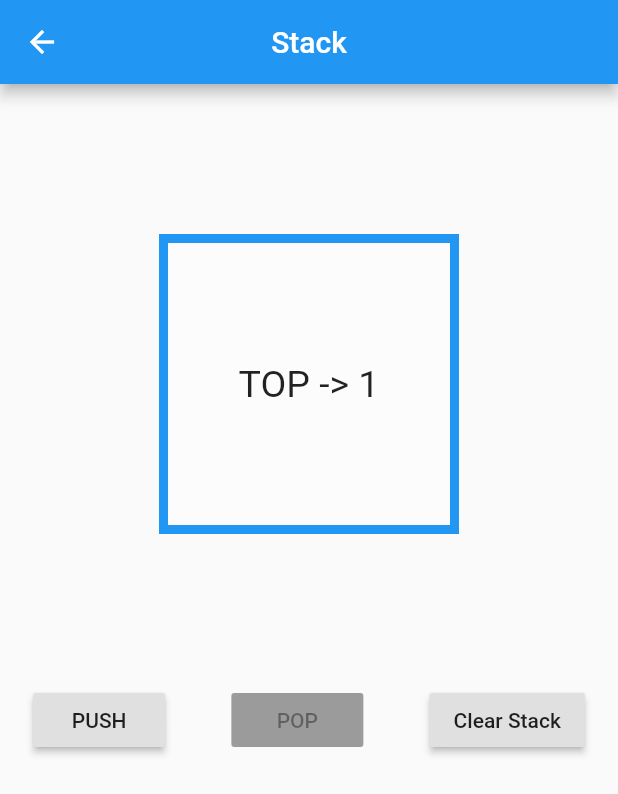
After one commit to parthsarthibissa/data_structures, a Flutter app: the WorkingScreen screen opened by its route, after a tap on "PUSH", on a phone screen of 412 x 824 dp. The commit adds this screen. Shown: the top 794 px of the screen. Run offline on Flutter 3.47's test engine with Material 2 defaults, Android fonts, the phone set to English and light mode, and no system bars.

Commit message:
Stack And Structure

```diff
--- a/assets/stack.txt
+++ /dev/null
@@ -1 +0,0 @@
-Stack Data Structure is widely used and is one of the most liked data structure.
--- /dev/null
+++ b/lib/components/working.dart
@@ -0,0 +1,117 @@
+import 'dart:collection';
+
+import 'package:flutter/material.dart';
+import 'package:flutter/rendering.dart';
+
+class WorkingScreen extends StatefulWidget {
+  @override
+  _WorkingScreenState createState() => _WorkingScreenState();
+}
+
+class _WorkingScreenState extends State<WorkingScreen> {
+  int c = 1;
+  TextEditingController controller;
+  bool popenable = false;
+  bool pushenable = true;
+  final s = Queue<dynamic>();
+  int top;
+
+  void initState() {
+    super.initState();
+    top = -1;
+    popenable = false;
+    pushenable = true;
+  }
+
+  int push(int a) {
+    s.add(a);
+    print(s);
+    setState(() {
+      top = a;
+      c = c + 1;
+      if (s.length == 5) {
+        pushenable = false;
+      }
+      if (top != 1) {
+        popenable = true;
+      }
+    });
+    print(c);
+    return top;
+  }
+
+  int pop() {
+    s.removeLast();
+    setState(() {
+      top = s.last;
+      pushenable = true;
+      if (top == -1 || top == 1) {
+        popenable = false;
+        c = 2;
+      }
+      print(s);
+    });
+    return top;
+  }
+
+  int clearStack() {
+    s.clear();
+    setState(() {
+      top = -1;
+      c = 1;
+      popenable = false;
+      pushenable = true;
+    });
+    return top;
+  }
+
+  @override
+  Widget build(BuildContext context) {
+    return Scaffold(
+        appBar: AppBar(
+          title: Text('Stack'),
+          centerTitle: true,
+        ),
+        body: SizedBox(
+          child: Column(
+            children: [
+              Container(
+                  width: 200,
+                  height: 200,
+                  alignment: Alignment.center,
+                  child: Text(
+                    'TOP -> ' + top.toString(),
+                    style: TextStyle(fontSize: 25),
+                  ),
+                  margin: EdgeInsets.all(100),
+                  decoration: BoxDecoration(
+                      color: Colors.white30,
+                      shape: BoxShape.rectangle,
+                      border: Border.all(
+                          color: Colors.blue,
+                          width: 6,
+                          style: BorderStyle.solid))),
+              Row(
+                mainAxisAlignment: MainAxisAlignment.spaceAround,
+                children: [
+                  RaisedButton(
+                    onPressed: pushenable ? () => push(c) : null,
+                    child: Text('PUSH'),
+                  ),
+                  RaisedButton(
+                    onPressed: popenable ? () => pop() : null,
+                    child: Text('POP'),
+                  ),
+                  RaisedButton(
+                    onPressed: () {
+                      clearStack();
+                    },
+                    child: Text('Clear Stack'),
+                  )
+                ],
+              ),
+            ],
+          ),
+        ));
+  }
+}
--- a/lib/screens/stack.dart
+++ b/lib/screens/stack.dart
@@ -9,6 +9,18 @@ class StackScreen extends StatefulWidget {
 class _StackScreenState extends State<StackScreen> {
   @override
   Widget build(BuildContext context) {
-    return BasePage();
+    return BasePage(
+      appBarTitle: 'Stack',
+      dsaTitle: 'Stack',
+      dsaData:
+          'A stack is an Abstract Data Type (ADT), commonly used in most programming languages.A real-world stack allows operations at one end only. For example, we can place or remove a card or plate from the top of the stack only.This feature makes it LIFO data structure.\nIn stack terminology, insertion operation is called PUSH operation and removal operation is called POP operation.',
+      button: RaisedButton(
+          elevation: 5,
+          onPressed: () {
+            return Navigator.of(context).pushNamed('/working');
+          },
+          child: Text('Working Of Stack'),
+          color: Colors.blue),
+    );
   }
 }
--- a/pubspec.yaml
+++ b/pubspec.yaml
@@ -23,6 +23,7 @@ environment:
 dependencies:
   flutter:
     sdk: flutter
+  flutter_staggered_grid_view: ^0.3.2
 
 
   # The following adds the Cupertino Icons font to your application.
```
Also changed, not shown: lib/components/basepage.dart (+34 -6 lines), lib/components/detailCard.dart (added, +34 -0 lines), lib/components/numeric.dart (added, +46 -0 lines), lib/main.dart (+6 -1 lines), assets/x.jpg (deleted), pubspec.lock.
